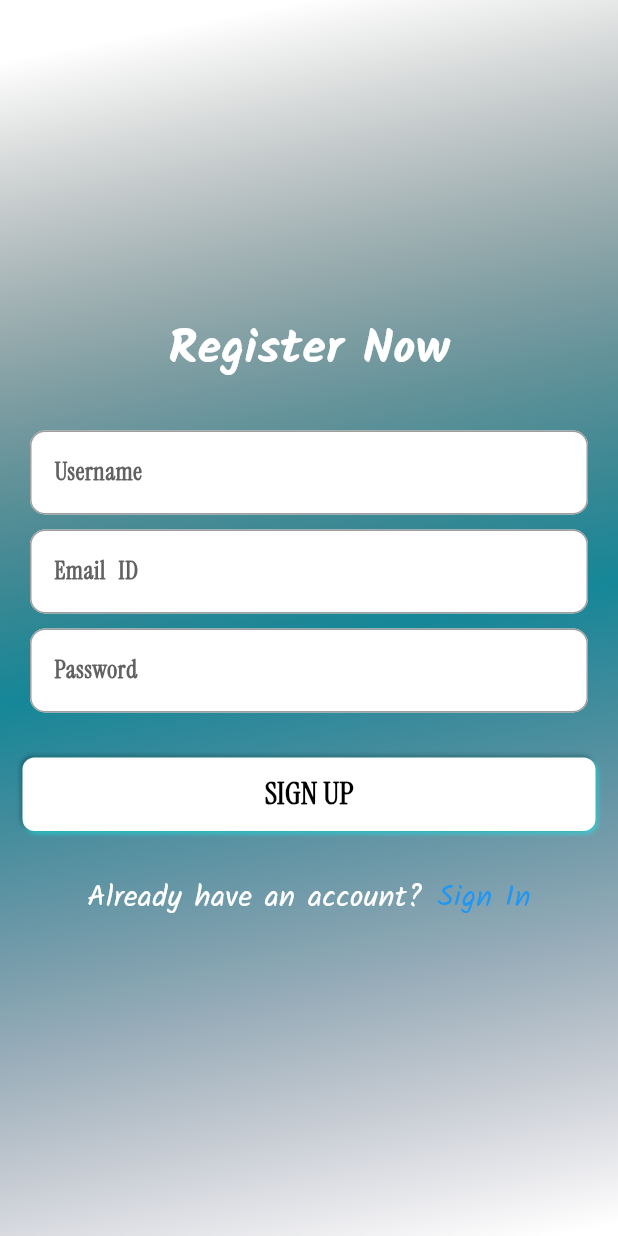
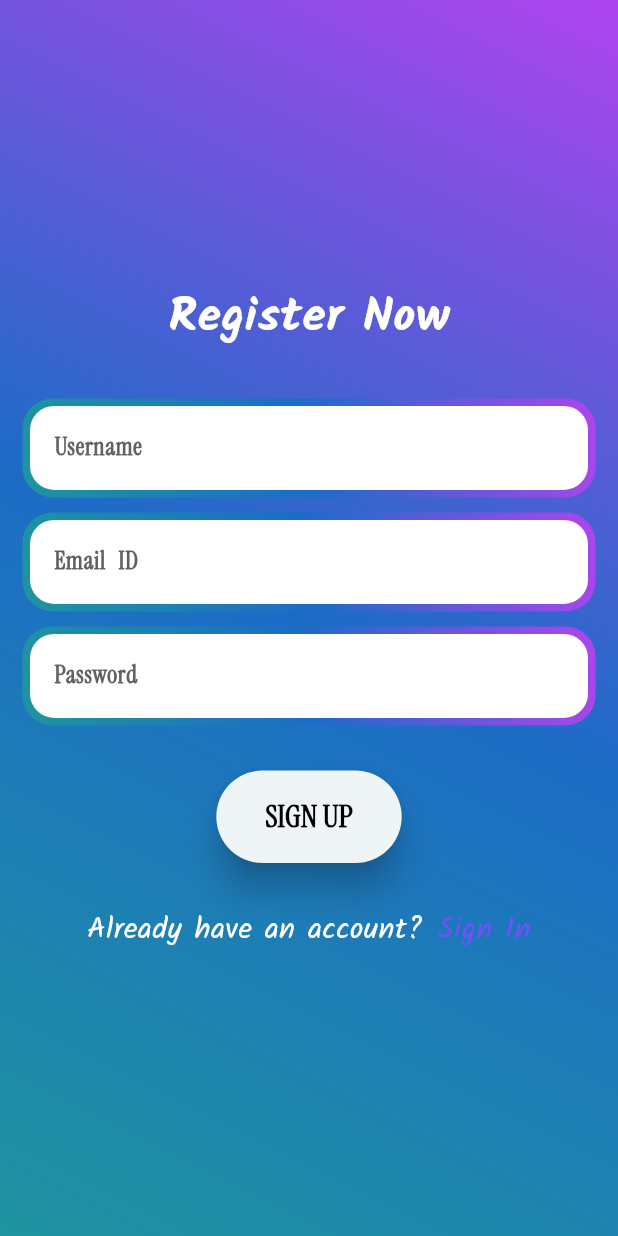
Before and after one commit to maiHydrogen/USay, a Flutter app: the screen it shows after launch, after a tap on "Register Now", on a phone screen of 412 x 824 dp. Run offline on Flutter 3.47's test engine with Material 3 defaults, Android fonts, the phone set to English and light mode, and no system bars; our stand-ins replace cached_network_image, cloud_firestore, emoji_picker_flutter, firebase_auth, firebase_core, flutter_neumorphic_plus and 6 more; accounts and stored records are empty; network calls fail.

Commit message:
fix:updated signin/signup ui

```diff
--- a/lib/Components/chatusercard.dart
+++ b/lib/Components/chatusercard.dart
@@ -23,7 +23,7 @@ class _ChatusercardState extends State<Chatusercard> {
   Widget build(BuildContext context) {
     return Card(
         elevation: 1,
-        color: Colors.white60,
+        color: Colors.white70,
         shape: RoundedRectangleBorder(borderRadius: BorderRadius.circular(20)),
         margin: EdgeInsets.symmetric(
             vertical: 4, horizontal: MediaQuery.of(context).size.width * 0.04),
--- a/lib/Components/textfields.dart
+++ b/lib/Components/textfields.dart
@@ -14,24 +14,35 @@ class MyTextField extends StatelessWidget {
 
   @override
   Widget build(BuildContext context) {
-    return Padding(
-      padding: const EdgeInsets.symmetric(horizontal: 5),
+    return Container(
+      decoration: const BoxDecoration(
+        borderRadius: BorderRadius.all(Radius.circular(20)),
+        gradient: LinearGradient(
+          begin: Alignment.bottomLeft,
+          end: Alignment.topRight,
+          colors: <Color>[
+            Color.fromARGB(255, 31, 148, 160),
+            Color.fromARGB(255, 28, 108, 198),
+            Color.fromARGB(255, 175, 68, 239),
+          ], // Gradient from https://learnui.design/tools/gradient-generator.html
+        ),
+      ),
+      child: Padding(
+        padding: const EdgeInsets.symmetric(horizontal: 5,vertical: 5),
         child: TextField(
           controller: controller,
           obscureText: obscureText,
           decoration: InputDecoration(
             enabledBorder: const OutlineInputBorder(
-            borderSide: BorderSide(color: Colors.grey),
-            borderRadius: BorderRadius.horizontal(
-              left: Radius.circular(10),
-              right: Radius.circular(10),
+              borderSide: BorderSide(color: Colors.transparent),
+              borderRadius: BorderRadius.all(
+                Radius.circular(16),
               ),
             ),
             focusedBorder: const OutlineInputBorder(
-            borderSide: BorderSide(color: Colors.cyan),
-            borderRadius: BorderRadius.horizontal(
-              left: Radius.circular(10),
-              right: Radius.circular(10),
+              borderSide: BorderSide(color: Colors.transparent),
+              borderRadius: BorderRadius.all(
+                Radius.circular(16),
               ),
             ),
             fillColor: Colors.white,
@@ -45,6 +56,7 @@ class MyTextField extends StatelessWidget {
                 fontSize: 16),
           ),
         ),
+      ),
     );
   }
 }
--- a/lib/Pages/sign_in.dart
+++ b/lib/Pages/sign_in.dart
@@ -4,11 +4,10 @@ import 'dart:io';
 import 'package:usay/Components/dialogs.dart';
 import 'package:usay/Pages/homepage.dart';
 import 'package:usay/Pages/sign_up.dart';
-import 'package:usay/Components/square_tiles.dart';
 import 'package:usay/Pages/welcome.dart';
 import 'package:usay/api/api.dart';
 import 'package:firebase_auth/firebase_auth.dart';
-import 'package:flutter_neumorphic_plus/flutter_neumorphic.dart';
+import 'package:flutter/material.dart';
 import 'package:font_awesome_flutter/font_awesome_flutter.dart';
 import 'package:google_sign_in/google_sign_in.dart';
 import 'package:shared_preferences/shared_preferences.dart';
@@ -34,7 +33,6 @@ class SignInState extends State<SignIn> {
     _passwordController.dispose();
     super.dispose();
   }
-
 
   // Google SignIn
   _googleButton() {
@@ -69,6 +67,7 @@ class SignInState extends State<SignIn> {
       },
     );
   }
+
   Future<UserCredential?> _signInWithGoogle() async {
     try {
       await InternetAddress.lookup('google.com');
@@ -96,17 +95,17 @@ class SignInState extends State<SignIn> {
 
   @override
   Widget build(BuildContext context) {
+    final mq = MediaQuery.of(context).size;
     return Container(
       decoration: const BoxDecoration(
         gradient: LinearGradient(
-          begin: Alignment.topCenter,
-          end: Alignment(0.8, 1),
+          begin: Alignment.bottomLeft,
+          end: Alignment.topRight,
           colors: <Color>[
-            Color(0x00000000),
-            Color.fromARGB(255, 21, 135, 152),
-            Color(0x001D1639),
+            Color.fromARGB(255, 31, 148, 160),
+            Color.fromARGB(255, 28, 108, 198),
+            Color.fromARGB(255, 175, 68, 239),
           ], // Gradient from https://learnui.design/tools/gradient-generator.html
-          tileMode: TileMode.clamp,
         ),
       ),
       child: Scaffold(
@@ -147,7 +146,7 @@ class SignInState extends State<SignIn> {
                     height: 20,
                   ),
                   SizedBox(
-                    width: MediaQuery.of(context).size.width*0.9,
+                    width: mq.width * 0.9,
                     child: Column(
                       children: [
                         const SizedBox(
@@ -173,7 +172,7 @@ class SignInState extends State<SignIn> {
                       mainAxisAlignment: MainAxisAlignment.end,
                       children: [
                         TextButton(
-                          onPressed: () => (){},
+                          onPressed: () => () {},
                           child: const Text(
                             'Forgot Password?',
                             style: TextStyle(
@@ -185,19 +184,23 @@ class SignInState extends State<SignIn> {
                       ],
                     ),
                   ),
-                  NeumorphicButton(
-                    onPressed: ()async{
+                  ElevatedButton(
+                    onPressed: () async {
                       _signIn();
-                    var sharedPref = await SharedPreferences.getInstance();
+                      var sharedPref = await SharedPreferences.getInstance();
                       sharedPref.setBool(WelcomepageState.keylogin, true);
                       var pref = await SharedPreferences.getInstance();
                       //await APIs.updateActiveStatus(true);
                     },
-                    style: const NeumorphicStyle(
-                        depth: 2,
-                        color: Colors.white,
-                        lightSource: LightSource.bottomRight,
-                        shadowLightColor: Colors.cyanAccent),
+                    style: ElevatedButton.styleFrom(
+                      shape: const RoundedRectangleBorder(
+                          borderRadius: BorderRadius.all(Radius.circular(60))),
+                      elevation: 10,
+                      fixedSize: Size(
+                        mq.width * 0.25,
+                        mq.width * 0.12,
+                      ),
+                    ),
                     child: const Text(
                       'SIGN IN',
                       style: TextStyle(
@@ -242,15 +245,23 @@ class SignInState extends State<SignIn> {
                   const SizedBox(
                     height: 20,
                   ),
-                  NeumorphicButton(
-                    onPressed: () => _googleButton(),
-                    style: const NeumorphicStyle(
-                        depth: 2,
-                        lightSource: LightSource.bottomRight,
-                        shadowLightColor: Colors.cyanAccent),
-                    child:
-                        const SquareTile1(imagePath: 'Images/google-logo.png'),
-                  ),
+                  ElevatedButton(
+                      onPressed: () => _googleButton(),
+                      style: ElevatedButton.styleFrom(
+                        shape: const CircleBorder(),
+                        //const RoundedRectangleBorder(
+                        //borderRadius: BorderRadius.all(Radius.circular(10))),
+                        elevation: 10,
+                        padding: EdgeInsets.all(mq.width * 0.035),
+                        fixedSize: Size(
+                          mq.width * 0.25,
+                          mq.width * 0.25,
+                        ),
+                      ),
+                      child: Image.asset(
+                        'Images/google-logo.png',
+                        fit: BoxFit.cover,
+                      )),
                   const SizedBox(
                     height: 20,
                   ),
@@ -268,14 +279,15 @@ class SignInState extends State<SignIn> {
                         width: 10,
                       ),
                       TextButton(
-                        onPressed: () =>  Navigator.pushReplacement(
+                        onPressed: () => Navigator.pushReplacement(
                           context,
-                          MaterialPageRoute(builder: (context) => const SignUpPage()),
+                          MaterialPageRoute(
+                              builder: (context) => const SignUpPage()),
                         ),
                         child: const Text(
                           'Register Now ',
                           style: TextStyle(
-                            color: Colors.blue,
+                            color: Colors.deepPurple,
                             fontFamily: 'kalam',
                           ),
                         ),
@@ -290,6 +302,7 @@ class SignInState extends State<SignIn> {
       ),
     );
   }
+
   void _signIn() async {
     setState(() {
       _isSigning = true;
@@ -311,8 +324,7 @@ class SignInState extends State<SignIn> {
         MaterialPageRoute(builder: (context) => const MyHome()),
       );
     } else {
-      Dialogs.showSnackBar(context,"some error occured");
+      Dialogs.showSnackBar(context, "some error occured");
     }
   }
-
 }
--- a/lib/Pages/sign_up.dart
+++ b/lib/Pages/sign_up.dart
@@ -16,11 +16,9 @@ class SignUpPage extends StatefulWidget {
 
 class _SignUpPageState extends State<SignUpPage> {
   final FirebaseAuthService _auth = FirebaseAuthService();
-
   final TextEditingController _usernameController = TextEditingController();
   final TextEditingController _emailController = TextEditingController();
   final TextEditingController _passwordController = TextEditingController();
-
   bool isSigningUp = false;
 
   @override
@@ -33,17 +31,17 @@ class _SignUpPageState extends State<SignUpPage> {
 
   @override
   Widget build(BuildContext context) {
+    final mq = MediaQuery.of(context).size;
     return Container(
       decoration: const BoxDecoration(
         gradient: LinearGradient(
-          begin: Alignment.topCenter,
-          end: Alignment(0.8, 1),
+          begin: Alignment.bottomLeft,
+          end: Alignment.topRight,
           colors: <Color>[
-            Color(0x00000000),
-            Color.fromARGB(255, 21, 135, 152),
-            Color(0x001D1639),
+            Color.fromARGB(255, 31, 148, 160),
+            Color.fromARGB(255, 28, 108, 198),
+            Color.fromARGB(255, 175, 68, 239),
           ], // Gradient from https://learnui.design/tools/gradient-generator.html
-          tileMode: TileMode.clamp,
         ),
       ),
       child: Scaffold(
@@ -95,15 +93,19 @@ class _SignUpPageState extends State<SignUpPage> {
                 const SizedBox(
                   height: 30,
                 ),
-                NeumorphicButton(
+                ElevatedButton(
                   onPressed: () async {
                     _signUp();
                   },
-                  style: const NeumorphicStyle(
-                      depth: 2,
-                      color: Colors.white,
-                      lightSource: LightSource.bottomRight,
-                      shadowLightColor: Colors.cyanAccent),
+                  style: ElevatedButton.styleFrom(
+                    shape: const RoundedRectangleBorder(
+                        borderRadius: BorderRadius.all(Radius.circular(60))),
+                    elevation: 10,
+                    fixedSize: Size(
+                      mq.width * 0.3,
+                      mq.width * 0.15,
+                    ),
+                  ),
                   child: Center(
                     child: isSigningUp
                         ? const CircularProgressIndicator(
@@ -147,7 +149,7 @@ class _SignUpPageState extends State<SignUpPage> {
                         "Sign In",
                         style: TextStyle(
                           fontSize: 20,
-                          color: Colors.blue,
+                          color: Colors.deepPurpleAccent,
                           fontFamily: 'kalam',
                         ),
                       ),
--- a/lib/main.dart
+++ b/lib/main.dart
@@ -1,7 +1,6 @@
 import 'package:flutter/material.dart';
 import 'package:flutter/services.dart';
 import 'package:usay/Pages/welcome.dart';
-import 'Pages/homepage.dart';
 import 'package:firebase_core/firebase_core.dart';
 import 'firebase_options.dart';
 void main() {
```
Lines whose indentation alone changed are shown as unchanged.
